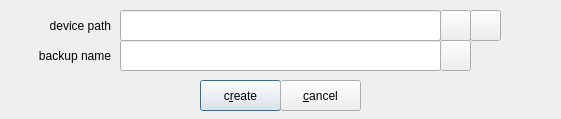
The window that zuluCrypt-gui/manageluksheader.ui (mhogomchungu/zuluCrypt) describes before a commit, drawn with Qt 5.
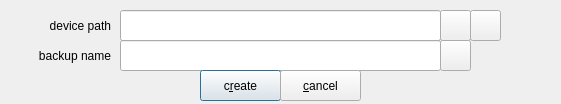
The same window after the commit.

```diff
--- a/zuluCrypt-gui/manageluksheader.ui
+++ b/zuluCrypt-gui/manageluksheader.ui
@@ -10,7 +10,7 @@
     <x>0</x>
     <y>0</y>
     <width>561</width>
-    <height>119</height>
+    <height>104</height>
    </rect>
   </property>
   <property name="windowTitle">
@@ -62,7 +62,7 @@
    <property name="geometry">
     <rect>
      <x>200</x>
-     <y>80</y>
+     <y>70</y>
      <width>81</width>
      <height>31</height>
     </rect>
@@ -81,7 +81,7 @@
    <property name="geometry">
     <rect>
      <x>280</x>
-     <y>80</y>
+     <y>70</y>
      <width>81</width>
      <height>31</height>
     </rect>
```
